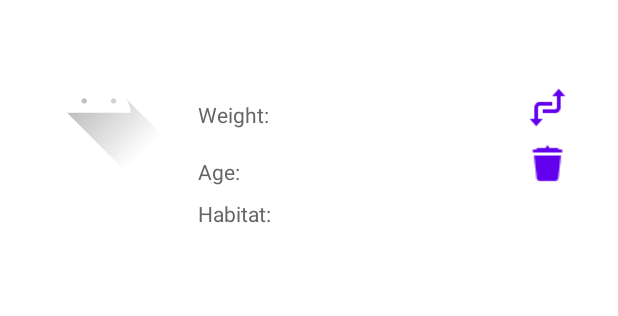
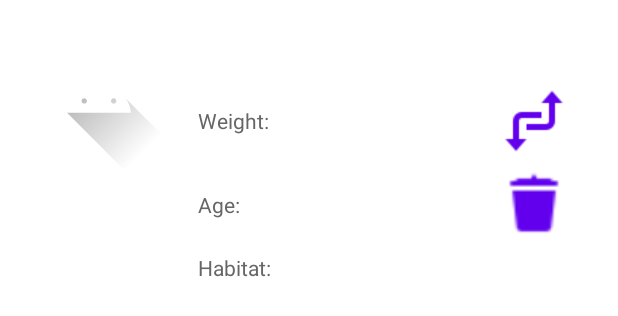
Before and after one commit to Kiatta/ZooHelper, an Android app: the layout list_item.xml on its own in the app's theme, with its tools: preview values and no code run, on a phone screen of 412 x 824 dp. Shown: the top 316 px of the screen. Run offline under Robolectric (Android 15) with nearby library versions, the phone set to English and light mode, and no system bars.

```diff
--- a/app/src/main/java/com/example/zoohelper/MainActivity.kt
+++ b/app/src/main/java/com/example/zoohelper/MainActivity.kt
@@ -6,7 +6,7 @@ import androidx.appcompat.app.AppCompatActivity
 import android.os.Bundle
 import android.widget.Button
 import android.widget.RadioButton
-
+import com.example.zoohelper.adapter.MyAdapter
 
 
 class MainActivity : AppCompatActivity() {
--- a/app/src/main/res/layout/list_item.xml
+++ b/app/src/main/res/layout/list_item.xml
@@ -59,8 +59,8 @@
                 android:textSize="14sp" />
             <Button
                 android:id="@+id/buttonShare"
-                android:layout_width="30dp"
-                android:layout_height="30dp"
+                android:layout_width="48dp"
+                android:layout_height="48dp"
                 android:background="@drawable/change"
                 android:contentDescription="Share button" />
 
@@ -90,11 +90,12 @@
 
             <Button
                 android:id="@+id/buttonDelete"
-                android:layout_width="30dp"
-                android:layout_height="30dp"
-                android:background="@drawable/delete"
-                android:contentDescription="Share button"
-                android:onClick="onDeleteButtonClick" />
+                android:layout_width="48dp"
+                android:layout_height="48dp"
+                android:onClick="onDeleteSelectedClick"
+                android:background="@drawable/delete" />
+
+
 
         </LinearLayout>
 
```
Also changed, not shown: app/src/main/java/com/example/zoohelper/AnimalRepository.kt (deleted, +0 -16 lines), app/src/main/java/com/example/zoohelper/AnimalViewModel.kt (+9 -3 lines), app/src/main/java/com/example/zoohelper/ListActivity.kt (+19 -0 lines), app/src/main/java/com/example/zoohelper/adapter/MyAdapter.kt (+30 -3 lines), app/src/main/java/com/example/zoohelper/fragment/AnimalsFragment.kt (+7 -11 lines).
